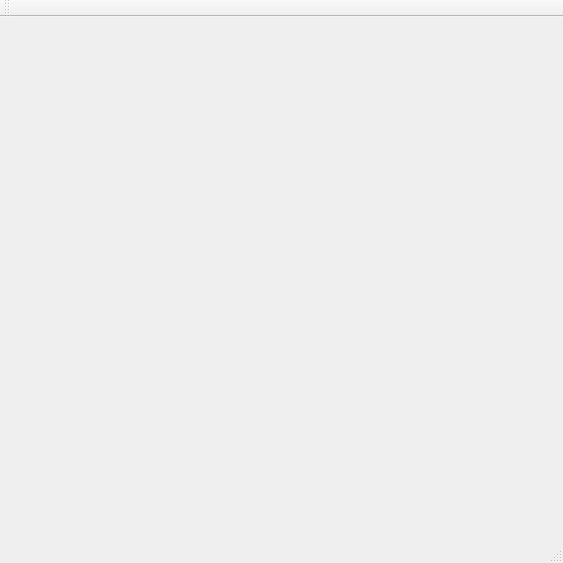
Above: QTMessenger/InterfaceWindow.ui from MisterMax707/QTMessenger before the change. Below: the same form after it.
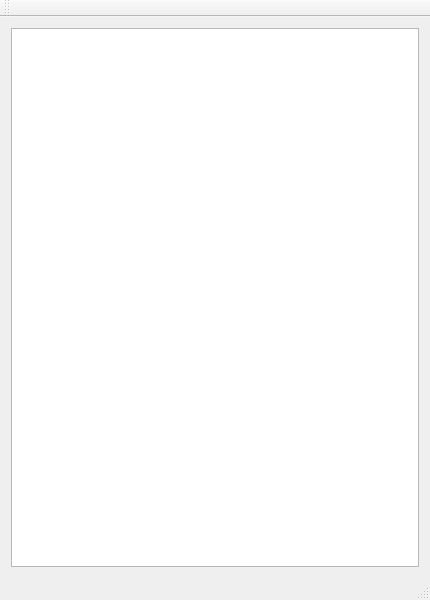
That is the form after the change.

Commit message: Создание UI мессенджера и чата

Diff of the .ui file:
```diff
--- a/QTMessenger/InterfaceWindow.ui
+++ b/QTMessenger/InterfaceWindow.ui
@@ -6,26 +6,32 @@
    <rect>
     <x>0</x>
     <y>0</y>
-    <width>563</width>
-    <height>563</height>
+    <width>430</width>
+    <height>600</height>
    </rect>
   </property>
   <property name="minimumSize">
    <size>
-    <width>563</width>
-    <height>563</height>
+    <width>0</width>
+    <height>0</height>
    </size>
   </property>
   <property name="maximumSize">
    <size>
-    <width>563</width>
-    <height>563</height>
+    <width>700</width>
+    <height>700</height>
    </size>
   </property>
   <property name="windowTitle">
    <string>InterfaceWindow</string>
   </property>
-  <widget class="QWidget" name="centralWidget"/>
+  <widget class="QWidget" name="centralWidget">
+   <layout class="QVBoxLayout" name="verticalLayout_2">
+    <item>
+     <widget class="QListView" name="listView"/>
+    </item>
+   </layout>
+  </widget>
   <widget class="QMenuBar" name="menuBar">
    <property name="geometry">
     <rect>
```
Left out of the diff: 4 changed lines with no effect on the pictures. The commit also changes 7 other files.
